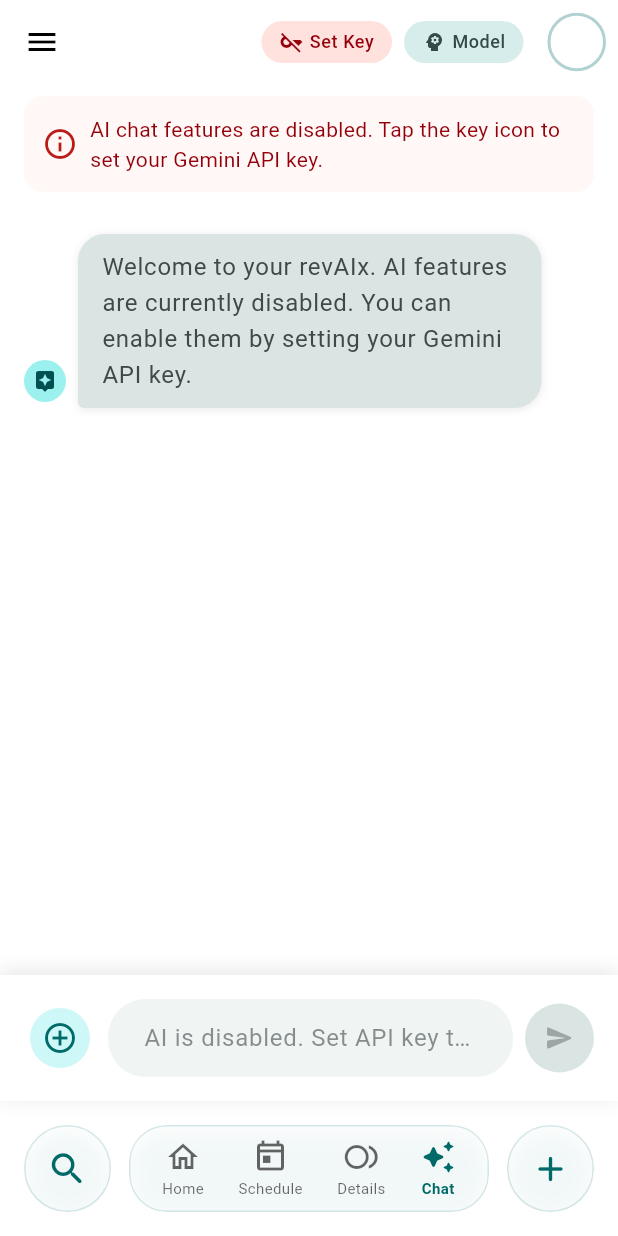
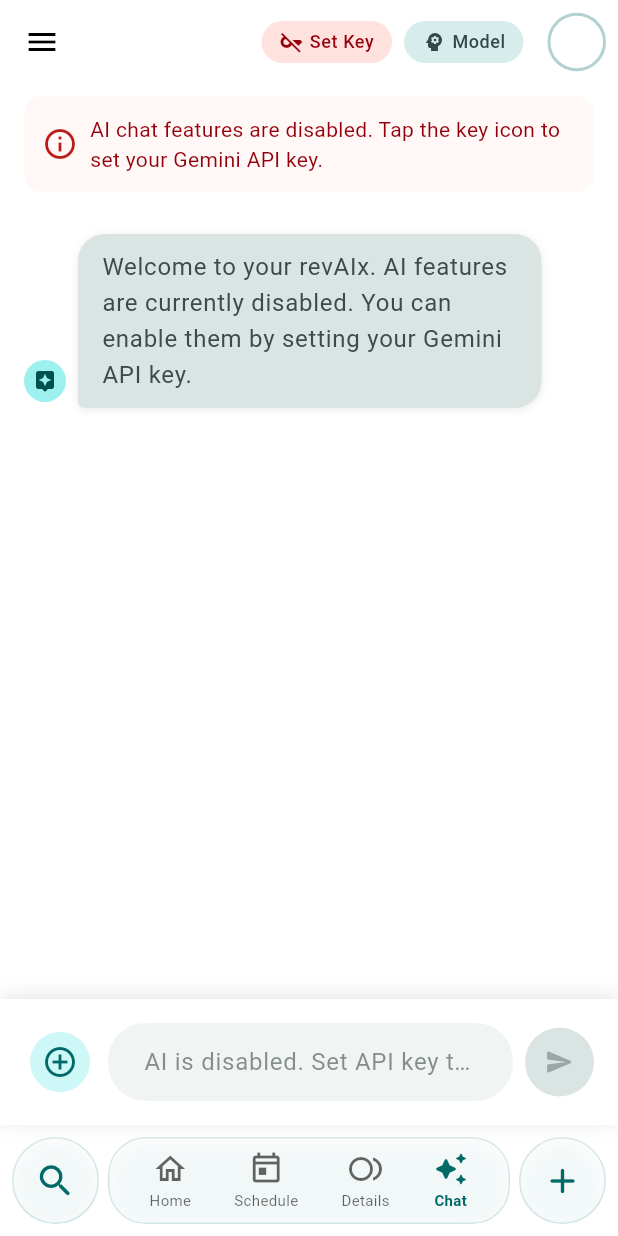
Before and after one commit to imnexerio/revix, a Flutter app: the MyHomePage screen opened directly, item 5 of the bottom bar chosen, on a phone screen of 412 x 824 dp. Run offline on Flutter 3.47's test engine with Material 3 defaults, Android fonts, the phone set to English and light mode, and no system bars; drawn by our look-alikes of flutter_markdown; our stand-ins replace file_picker, firebase_auth, firebase_core, firebase_database, fl_chart, flutter_image_compress and 8 more; missing offline and left inert: dart:js_interop, home_widget; accounts and stored records are empty; generated files the repository leaves out were written again; network calls fail.

Commit message:
fix: reduce padding and spacing in bottom navigation bar for improved layout

```diff
--- a/lib/main.dart
+++ b/lib/main.dart
@@ -748,7 +748,7 @@ class _MyHomePageState extends State<MyHomePage> {
           ],
         ),
         bottomNavigationBar: Padding(
-          padding: const EdgeInsets.all(16.0),
+          padding: const EdgeInsets.all(8.0),
           child: Row(
             children: [
               // Search button
@@ -788,7 +788,7 @@ class _MyHomePageState extends State<MyHomePage> {
                   ),
                 ),
               ),
-              const SizedBox(width: 12),
+              const SizedBox(width: 6),
               // Custom navigation bar with rounded corners - takes remaining space
               Expanded(
                 child: ClipRRect(
@@ -831,7 +831,7 @@ class _MyHomePageState extends State<MyHomePage> {
                   ),
                 ),
               ),
-              const SizedBox(width: 12),
+              const SizedBox(width: 6),
               // Add entry button
               ClipRRect(
                 borderRadius: BorderRadius.circular(28),
```
